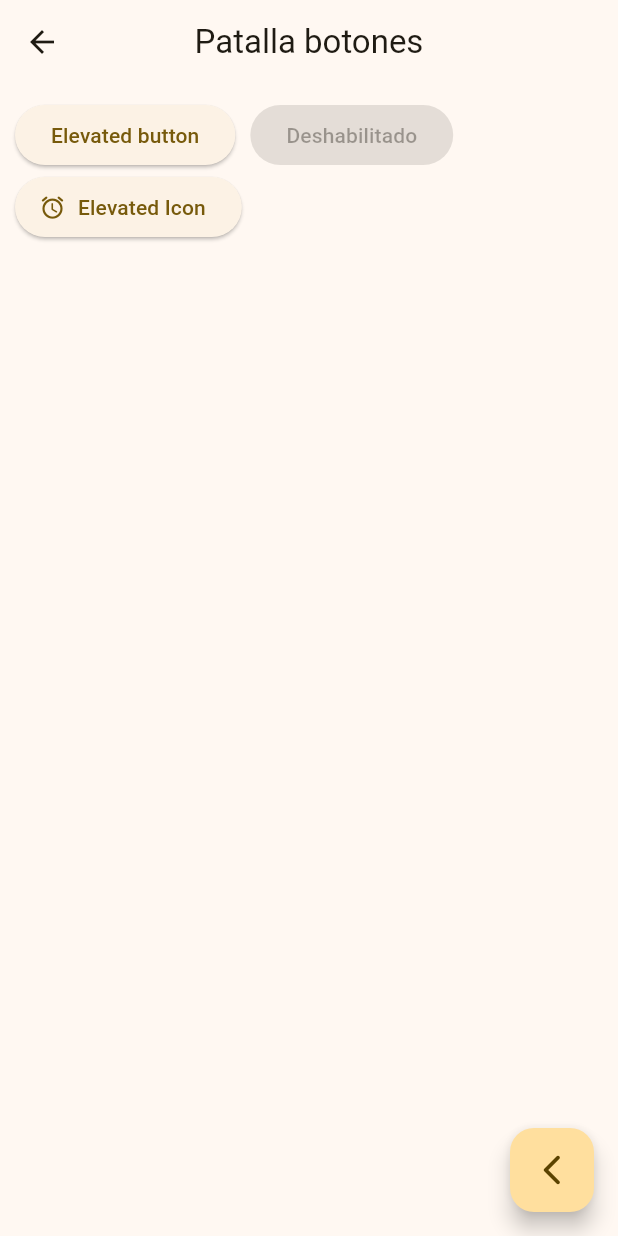
After one commit to RaulPerezPrieto112/trabajomoraania, a Flutter app: the screen it shows after launch, after a tap on "Botones", on a phone screen of 412 x 824 dp. The commit adds this screen. Run offline on Flutter 3.47's test engine with Material 3 defaults, Android fonts, the phone set to English and light mode, and no system bars.

Commit message:
Resuelto 2

```diff
--- /dev/null
+++ b/flutter_application_1/lib/botones.dart
@@ -0,0 +1,44 @@
+import 'package:flutter/material.dart';
+
+class PantallaBotones extends StatelessWidget {
+  const PantallaBotones({super.key});
+
+  @override
+  Widget build(BuildContext context) {
+    return Scaffold(
+      appBar: AppBar(
+        title: Text("Patalla botones"),
+      ),
+      body: EjemploBotones(),
+      floatingActionButton: FloatingActionButton(
+        child: Icon(Icons.arrow_back_ios_new_rounded),
+        onPressed: (){
+          Navigator.pop(context);
+        },
+      ),
+    );
+  }
+}
+
+class EjemploBotones extends StatelessWidget {
+  const EjemploBotones({super.key});
+
+  @override
+  Widget build(BuildContext context) {
+    return Padding(
+      padding: const EdgeInsets.symmetric(vertical: 10.0, horizontal: 10.0),
+      child: Wrap(
+        spacing: 10.0,
+        children: [
+          ElevatedButton(onPressed: (){}, child: Text("Elevated button")),
+          ElevatedButton(onPressed: null, child: Text("Deshabilitado")),
+          ElevatedButton.icon(
+            onPressed: (){},
+            icon: Icon(Icons.access_alarm_rounded),
+            label: Text("Elevated Icon"),
+          ),
+        ],
+      ),
+    );
+  }
+}
--- a/flutter_application_1/lib/inicio.dart
+++ b/flutter_application_1/lib/inicio.dart
@@ -30,7 +30,7 @@ class Vista extends StatelessWidget {
           title: Text(MenuItemButton.titulo),
           subtitle: Text(MenuItemButton.subtitulo),
           onTap: (){
-            print("boton preionado ${MenuItemButton.titulo}")
+            Navigator.pushNamed(context, MenuItemButton.link);
           },
         );
       } ,
--- a/flutter_application_1/lib/main.dart
+++ b/flutter_application_1/lib/main.dart
@@ -1,5 +1,7 @@
 import 'package:flutter/material.dart';
+import 'package:flutter_application_1/botones.dart';
 import 'package:flutter_application_1/inicio.dart';
+import 'package:flutter_application_1/tarjetas.dart';
 
 void main() {
   runApp(const MyApp());
@@ -17,7 +19,13 @@ class MyApp extends StatelessWidget {
         colorSchemeSeed: Colors.amber,
         appBarTheme: AppBarTheme(centerTitle: true)
       ),
-      home: Inicio(),
+      // home: Inicio(),
+      initialRoute: "/",
+      routes: {
+        '/': (context) => Inicio(),
+        '/botones': (context) => PantallaBotones(),
+        '/tarjetas': (context) => PantallaTarjetas(),
+      },
     );
   }
 }
```
Also changed, not shown: flutter_application_1/lib/tarjetas.dart (added, +15 -0 lines).
